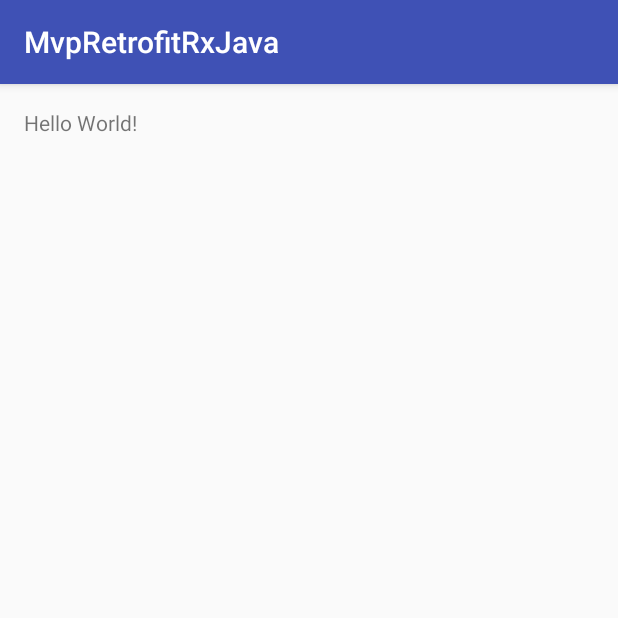
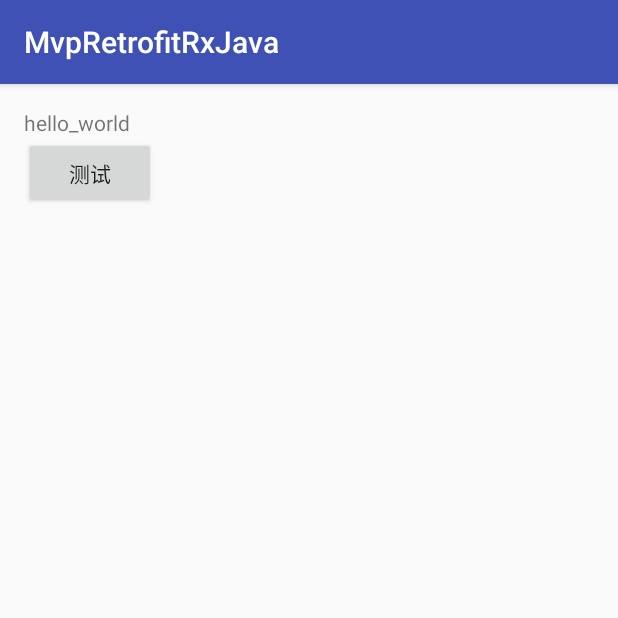
Before and after one commit to jack9095/MvpRetrofitRxJava, an Android app: the screen it shows after launch (MainActivity), on a phone screen of 412 x 824 dp, the top half of it. Run offline under Robolectric (Android 15) with nearby library versions, the phone set to English and light mode, and no system bars.

Commit message:
简化模型的搭建

```diff
--- a/app/src/main/AndroidManifest.xml
+++ b/app/src/main/AndroidManifest.xml
@@ -8,7 +8,7 @@
         android:label="@string/app_name"
         android:supportsRtl="true"
         android:theme="@style/AppTheme">
-        <activity android:name=".MainActivity">
+        <activity android:name=".ui.MainActivity">
             <intent-filter>
                 <action android:name="android.intent.action.MAIN" />
 
--- a/app/src/main/java/com/example/wangfei/mvpretrofitrxjava/MainActivity.java
+++ /dev/null
@@ -1,13 +0,0 @@
-package com.example.wangfei.mvpretrofitrxjava;
-
-import android.support.v7.app.AppCompatActivity;
-import android.os.Bundle;
-
-public class MainActivity extends AppCompatActivity {
-
-    @Override
-    protected void onCreate(Bundle savedInstanceState) {
-        super.onCreate(savedInstanceState);
-        setContentView(R.layout.activity_main);
-    }
-}
--- /dev/null
+++ b/app/src/main/java/com/example/wangfei/mvpretrofitrxjava/callback/ActivityCallBack.java
@@ -0,0 +1,15 @@
+package com.example.wangfei.mvpretrofitrxjava.callback;
+
+/**
+ * 回掉接口
+ * Created by Administrator on 2016/4/5.
+ */
+public interface ActivityCallBack {
+
+    /**
+     *
+     * @param action
+     * @param object
+     */
+    void toUI(int action,Object object);
+}
--- /dev/null
+++ b/app/src/main/java/com/example/wangfei/mvpretrofitrxjava/ui/MainActivity.java
@@ -0,0 +1,46 @@
+package com.example.wangfei.mvpretrofitrxjava.ui;
+
+import android.support.v7.app.AppCompatActivity;
+import android.os.Bundle;
+import android.view.View;
+import android.widget.Button;
+import android.widget.TextView;
+
+import com.example.wangfei.mvpretrofitrxjava.R;
+import com.example.wangfei.mvpretrofitrxjava.callback.ActivityCallBack;
+import com.example.wangfei.mvpretrofitrxjava.persenter.MainPersenter;
+
+public class MainActivity extends AppCompatActivity implements ActivityCallBack,View.OnClickListener{
+
+    private Button button;
+    private TextView textview;
+
+    @Override
+    protected void onCreate(Bundle savedInstanceState) {
+        super.onCreate(savedInstanceState);
+        setContentView(R.layout.activity_main);
+        button = (Button) findViewById(R.id.button1);
+        button.setOnClickListener(this);
+        textview = (TextView) findViewById(R.id.textview1);
+    }
+
+    @Override
+    public void toUI(int action, Object object) {
+        switch (action){
+            case MainPersenter.ACTION_1:
+                if (object != null) {
+                    textview.setText((String) object);
+                }
+            break;
+        }
+    }
+
+    @Override
+    public void onClick(View v) {
+        switch (v.getId()){
+            case R.id.button1:
+                MainPersenter.getInstance().Operation(this);
+                break;
+        }
+    }
+}
--- a/app/src/main/res/layout/activity_main.xml
+++ b/app/src/main/res/layout/activity_main.xml
@@ -7,10 +7,18 @@
     android:paddingLeft="@dimen/activity_horizontal_margin"
     android:paddingRight="@dimen/activity_horizontal_margin"
     android:paddingTop="@dimen/activity_vertical_margin"
-    tools:context="com.example.wangfei.mvpretrofitrxjava.MainActivity">
+    tools:context=".ui.MainActivity">
 
     <TextView
+        android:id="@+id/textview1"
         android:layout_width="wrap_content"
         android:layout_height="wrap_content"
-        android:text="Hello World!" />
+        android:text="hello_world" />
+
+    <Button
+        android:layout_below="@id/textview1"
+        android:id="@+id/button1"
+        android:layout_width="wrap_content"
+        android:layout_height="wrap_content"
+        android:text="测试" />
 </RelativeLayout>
```
Also changed, not shown: app/src/main/java/com/example/wangfei/mvpretrofitrxjava/model/Data.java (added, +13 -0 lines), app/src/main/java/com/example/wangfei/mvpretrofitrxjava/model/Model.java (added, +18 -0 lines), app/src/main/java/com/example/wangfei/mvpretrofitrxjava/persenter/BasePersenter.java (added, +27 -0 lines), app/src/main/java/com/example/wangfei/mvpretrofitrxjava/persenter/MainPersenter.java (added, +39 -0 lines).
